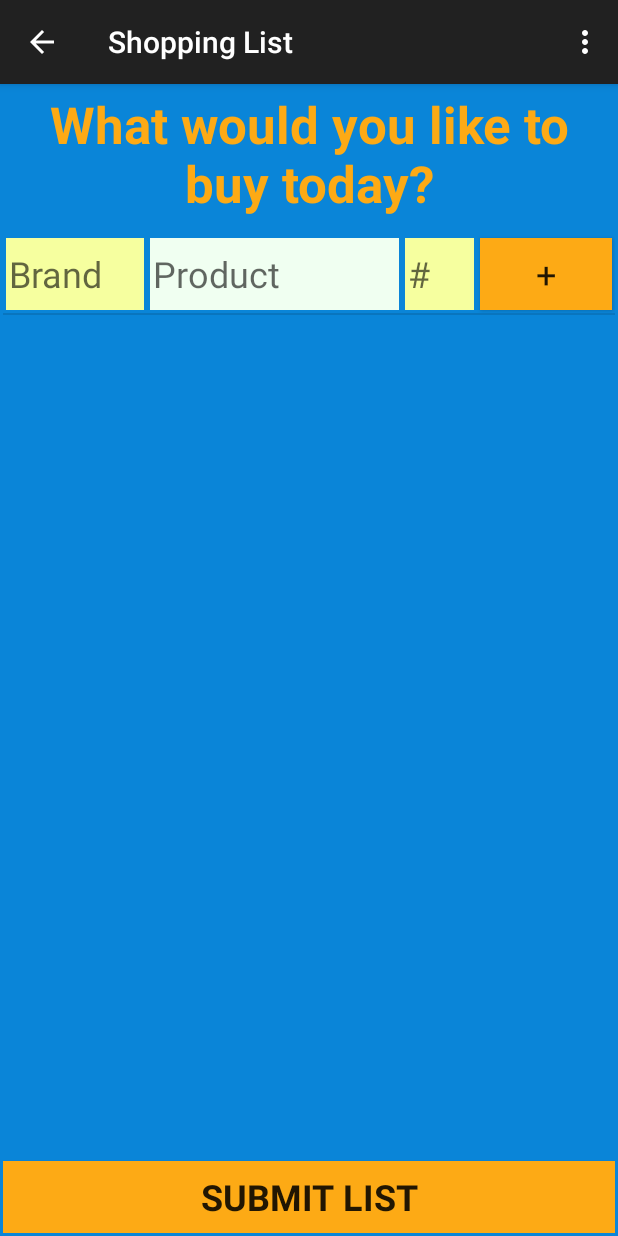
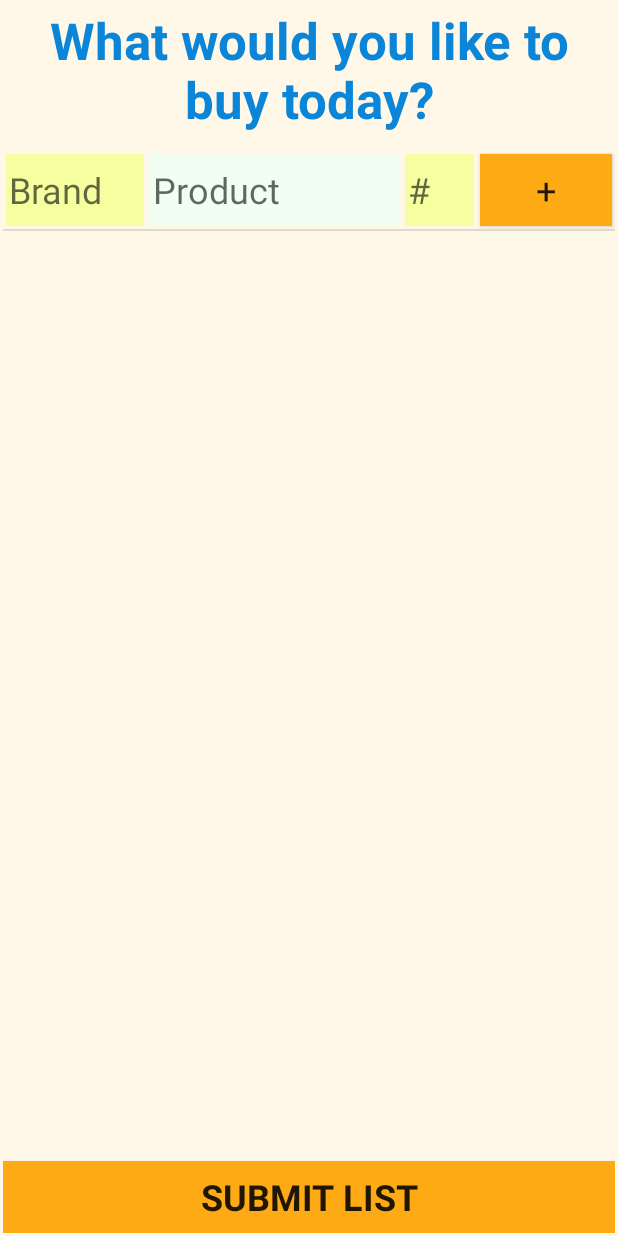
Before and after one commit to shamor/BarGrocery, an Android app: the ShoppingList screen opened directly, with no data from a screen before it, on a phone screen of 412 x 824 dp. Run offline under Robolectric (Android 15) with nearby library versions, the phone set to English and light mode, and no system bars.

Commit message:
Working on getting the shopping list completed

```diff
--- a/BarGrocery/app/src/main/java/com/project/sam/bargrocery/MyListAdapter.java
+++ b/BarGrocery/app/src/main/java/com/project/sam/bargrocery/MyListAdapter.java
@@ -8,7 +8,9 @@ import android.view.ViewGroup;
 import android.widget.ArrayAdapter;
 import android.widget.Button;
 import android.widget.EditText;
+import android.widget.Toast;
 
+import java.util.ArrayList;
 import java.util.List;
 
 /**
@@ -16,29 +18,34 @@ import java.util.List;
  */
 public class MyListAdapter extends ArrayAdapter {
 
-    private int layoutResourceId;
     private Context context;
+    private List<MyHolder> rowArray = new ArrayList<MyHolder>();
+    private int position;
 
-    public MyListAdapter(Context context, int layoutResourceId) {
-        super(context, layoutResourceId);
-        this.layoutResourceId = layoutResourceId;
+    public MyListAdapter(Context context,  List<MyHolder> rowArray, int position) {
+        super(context, R.layout.custom_list_activity, rowArray);
         this.context = context;
+        this.rowArray = rowArray;
+        this.position = position;
     }
 
     @Override
     public View getView(int position, View convertView, ViewGroup parent) {
-        View row = convertView;
-        MyHolder holder = null;
-        LayoutInflater inflater = ((Activity) context).getLayoutInflater();
-        row = inflater.inflate(layoutResourceId, parent, false);
 
-        holder = new MyHolder();
-        holder.brand = (EditText)row.findViewById(R.id.brandET);
-        holder.product = (EditText)row.findViewById(R.id.productET);
-        holder.quant = (EditText)row.findViewById(R.id.numET);
-        holder.addbtn = (Button)row.findViewById(R.id.addBtn);
+        View row =  convertView;//inflater.inflate(R.layout.custom_list_activity, parent, false);
+        LayoutInflater inflater = (LayoutInflater) context.getSystemService(Context.LAYOUT_INFLATER_SERVICE);//((Activity) context).getLayoutInflater();
 
-        row.setTag(holder);
+        if(row == null) {
+
+            row = inflater.inflate(R.layout.custom_list_activity, parent, false);
+
+            rowArray.get(position).brand = (EditText) row.findViewById(R.id.brandET);
+            rowArray.get(position).product = (EditText) row.findViewById(R.id.productET);
+            rowArray.get(position).quant = (EditText) row.findViewById(R.id.numET);
+            rowArray.get(position).addbtn = (Button) row.findViewById(R.id.addBtn);
+
+            row.setTag(rowArray.get(position));
+        }
         return row;
     }
 
--- a/BarGrocery/app/src/main/java/com/project/sam/bargrocery/ShoppingList.java
+++ b/BarGrocery/app/src/main/java/com/project/sam/bargrocery/ShoppingList.java
@@ -23,25 +23,31 @@ import android.widget.RelativeLayout;
 import android.widget.ScrollView;
 import android.widget.TableLayout;
 import android.widget.TableRow;
+import android.widget.Toast;
+
 import java.util.ArrayList;
 import java.util.List;
 
 
-public class ShoppingList extends ActionBarActivity {
-    List<EditText> editTexts = new ArrayList<EditText>();
+public class ShoppingList extends Activity {
+    MyListAdapter.MyHolder holder = new MyListAdapter.MyHolder();
+    List<MyListAdapter.MyHolder> rows = new ArrayList<MyListAdapter.MyHolder>();
     private  MyListAdapter adapter;
+    private int pos = 0;
 
     @Override
     protected void onCreate(Bundle savedInstanceState) {
         super.onCreate(savedInstanceState);
         setContentView(R.layout.activity_shopping_list);
+        ListView lv = (ListView) findViewById(R.id.listView);
+
+        //add a holder object to the listview
+
 
         //View Variables
-        adapter = new MyListAdapter(this, R.layout.custom_list_activity);
-        ListView lv = (ListView) findViewById(R.id.listView);
+        adapter = new MyListAdapter(this,rows,pos);
         lv.setAdapter(adapter);
-
-        adapter.add(editTexts);
+        adapter.add(holder);
 
 
         Button submitButton = (Button) findViewById(R.id.submitBtn);
@@ -60,8 +66,16 @@ public class ShoppingList extends ActionBarActivity {
 
     }//onCreate()
     public void addRowhandler(View v){
-        adapter.add(editTexts);
-    }
+
+        pos++;
+        adapter.add(holder);
+
+        MyListAdapter.MyHolder  h = ( MyListAdapter.MyHolder) adapter.getItem(adapter.getCount()-1);
+        String d = "n:" + adapter.getCount() + ".";
+
+        Toast.makeText(this, h.brand.getText().toString(), Toast.LENGTH_SHORT).show();
+       // adapter.notifyDataSetChanged();
+    }//addRowhandler(View v)
 
     public void addRow(int id) {
 /*
--- a/BarGrocery/app/src/main/res/layout/activity_main.xml
+++ b/BarGrocery/app/src/main/res/layout/activity_main.xml
@@ -8,12 +8,13 @@
     android:paddingBottom="@dimen/full_activity" tools:context=".MainActivity"
     android:orientation="vertical"
     android:weightSum="1"
-    android:background="#ff0a85d8"
+    android:background="#fffff8e9"
     android:layout_alignParentRight="true"
     android:layout_alignParentEnd="true"
     android:layout_alignParentTop="true"
     android:layout_alignParentLeft="true"
-    android:layout_alignParentStart="true">
+    android:layout_alignParentStart="true"
+    android:clickable="false">
 
         <TextView
             android:layout_width="match_parent"
@@ -22,7 +23,7 @@
             android:text="@string/welcome"
             android:id="@+id/welcomeText"
             android:autoText="false"
-            android:textColor="#fffdaa15"
+            android:textColor="#ff0a85d8"
             android:textSize="@dimen/header"
             android:textStyle="bold"
             android:textAlignment="center"
--- a/BarGrocery/app/src/main/res/layout/activity_results.xml
+++ b/BarGrocery/app/src/main/res/layout/activity_results.xml
@@ -9,7 +9,7 @@
     tools:context="com.project.sam.bargrocery.Results"
     android:orientation="vertical"
     android:weightSum="1"
-    android:background="#ff0a85d8"
+    android:background="#fffff8e9"
     android:layout_alignParentRight="true"
     android:layout_alignParentEnd="true"
     android:layout_alignParentTop="true"
@@ -23,7 +23,7 @@
             android:text="@string/title_activity_results"
             android:id="@+id/resultsText"
             android:autoText="false"
-            android:textColor="#fffdaa15"
+            android:textColor="#ff0a85d8"
             android:textSize="@dimen/header"
             android:textStyle="bold"
             android:textAlignment="center"
--- a/BarGrocery/app/src/main/res/layout/activity_shopping_list.xml
+++ b/BarGrocery/app/src/main/res/layout/activity_shopping_list.xml
@@ -9,7 +9,7 @@
     android:paddingTop="@dimen/full_activity"
     android:paddingBottom="@dimen/full_activity"
     android:weightSum="1"
-    android:background="#ff0a85d8"
+    android:background="#fffff8e9"
     android:layout_alignParentRight="true"
     android:layout_alignParentEnd="true"
     android:layout_alignParentTop="true"
@@ -25,7 +25,7 @@
         android:text="@string/activity_shopping_list_promt"
         android:id="@+id/shoplistText"
         android:autoText="false"
-        android:textColor="#fffdaa15"
+        android:textColor="#ff0a85d8"
         android:textSize="@dimen/header"
         android:textStyle="bold"
         android:textAlignment="center"
--- a/BarGrocery/app/src/main/res/layout/custom_list_activity.xml
+++ b/BarGrocery/app/src/main/res/layout/custom_list_activity.xml
@@ -37,7 +37,6 @@
             android:textSize="24dp"
             android:layout_weight="3"
             android:padding="2dp"
-            android:focusable="true"
             android:ems="7"
             android:layout_margin="2dp" />
 
@@ -52,8 +51,6 @@
             android:textSize="24dp"
             android:layout_weight="1"
             android:padding="2dp"
-            android:focusable="true"
-            android:nestedScrollingEnabled="true"
             android:ems="2"
             android:layout_margin="2dp" />
 
```
